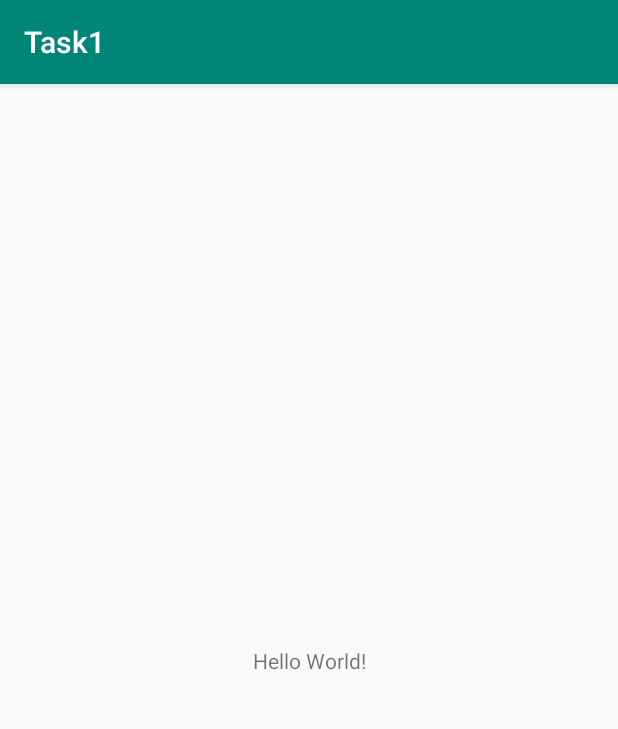
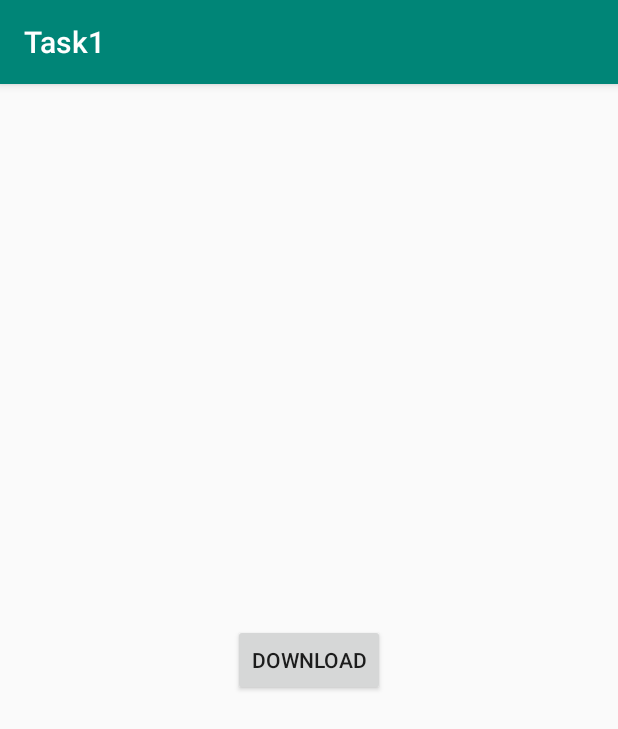
Before and after one commit to isratnishi/CmedTask, an Android app: the screen it shows after launch (MainActivity), on a phone screen of 412 x 824 dp. Shown: the top 729 px of the screen. Run offline under Robolectric (Android 15) with nearby library versions, the phone set to English and light mode, and no system bars.

Commit message:
push task1

```diff
--- a/Task1/app/src/main/AndroidManifest.xml
+++ b/Task1/app/src/main/AndroidManifest.xml
@@ -1,7 +1,7 @@
 <?xml version="1.0" encoding="utf-8"?>
 <manifest xmlns:android="http://schemas.android.com/apk/res/android"
     package="com.isratjahan.task1">
-
+    <uses-permission android:name="android.permission.INTERNET" />
     <application
         android:allowBackup="true"
         android:icon="@mipmap/ic_launcher"
--- a/Task1/app/src/main/java/com/isratjahan/task1/MainActivity.java
+++ b/Task1/app/src/main/java/com/isratjahan/task1/MainActivity.java
@@ -2,13 +2,34 @@ package com.isratjahan.task1;
 
 import androidx.appcompat.app.AppCompatActivity;
 
+import android.app.DownloadManager;
+import android.content.Context;
+import android.net.Uri;
 import android.os.Bundle;
+import android.view.View;
+import android.widget.Button;
 
 public class MainActivity extends AppCompatActivity {
+
+    Button btnDownload;
+    DownloadManager downloadManager;
 
     @Override
     protected void onCreate(Bundle savedInstanceState) {
         super.onCreate(savedInstanceState);
         setContentView(R.layout.activity_main);
-    }
-}
+        btnDownload=findViewById(R.id.btnDownload);
+        btnDownload.setOnClickListener(new View.OnClickListener() {
+            @Override
+            public void onClick(View view) {
+                downloadManager= (DownloadManager) getSystemService(Context.DOWNLOAD_SERVICE);
+                Uri uri=Uri.parse("http://dropbox.sandbox2000.com/intrvw/SampleVideo_1280x720_30mb.mp4");
+                DownloadManager.Request request=new DownloadManager.Request(uri);
+                request.setNotificationVisibility(DownloadManager.Request.VISIBILITY_VISIBLE_NOTIFY_COMPLETED);
+
+            }
+        });
+
+
+
+    }}
--- a/Task1/app/src/main/res/layout/activity_main.xml
+++ b/Task1/app/src/main/res/layout/activity_main.xml
@@ -6,13 +6,15 @@
     android:layout_height="match_parent"
     tools:context=".MainActivity">
 
-    <TextView
+    <Button
+        android:id="@+id/btnDownload"
         android:layout_width="wrap_content"
         android:layout_height="wrap_content"
-        android:text="Hello World!"
+        android:text="Download"
         app:layout_constraintBottom_toBottomOf="parent"
         app:layout_constraintLeft_toLeftOf="parent"
         app:layout_constraintRight_toRightOf="parent"
         app:layout_constraintTop_toTopOf="parent" />
 
+
 </androidx.constraintlayout.widget.ConstraintLayout>
--- /dev/null
+++ b/Task1/settings.gradle
@@ -0,0 +1 @@
+include ':app'
```
Also changed, not shown: Task1/build.gradle (added, +27 -0 lines), Task1/gradle.properties (added, +19 -0 lines), Task1/gradle/wrapper/gradle-wrapper.properties (added), 3 other files.
